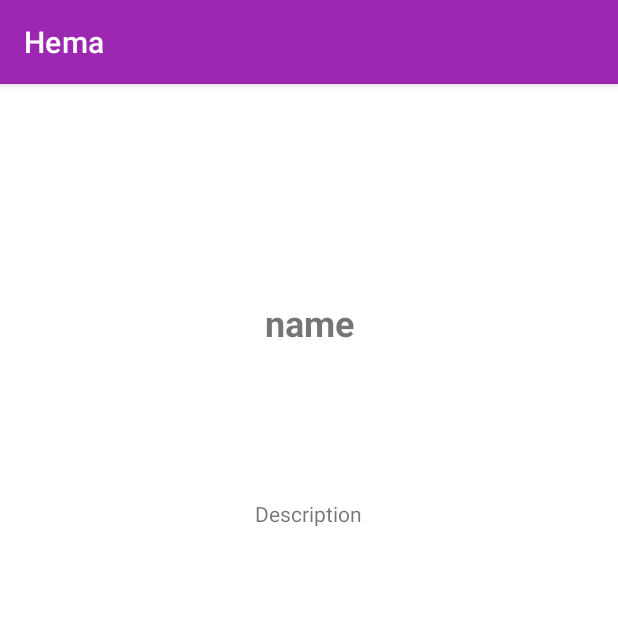
After one commit to hithamalbasheir/Hema, an Android app: the DetailsActivity screen opened directly, with no data from a screen before it, on a phone screen of 412 x 824 dp, the top half of it. The commit adds this screen. Run offline under Robolectric (Android 15) with nearby library versions, the phone set to English and light mode, and no system bars; network calls fail; 3 statements that could not run were skipped.

Commit message:
Now you can click on any item in the list and it should get you to a details screen and the news are queried using UAE top headlines, working fine yay xD

```diff
--- a/app/build.gradle
+++ b/app/build.gradle
@@ -53,6 +53,10 @@ dependencies {
     implementation 'com.squareup.retrofit2:retrofit:2.9.0'
     implementation 'com.squareup.retrofit2:converter-gson:2.9.0'
     implementation 'com.squareup.picasso:picasso:2.5.2'
+    def room_version = "2.3.0"
+    kapt("androidx.room:room-compiler:$room_version")
+    implementation("androidx.room:room-runtime:$room_version")
+    implementation "androidx.room:room-rxjava2:$room_version"
     implementation 'androidx.constraintlayout:constraintlayout:2.0.4'
     testImplementation 'junit:junit:4.13.2'
     androidTestImplementation 'androidx.test.ext:junit:1.1.3'
--- a/app/src/main/AndroidManifest.xml
+++ b/app/src/main/AndroidManifest.xml
@@ -1,7 +1,9 @@
 <?xml version="1.0" encoding="utf-8"?>
 <manifest xmlns:android="http://schemas.android.com/apk/res/android"
     package="com.example.hema">
-    <uses-permission android:name="android.permission.INTERNET"/>
+
+    <uses-permission android:name="android.permission.INTERNET" />
+
     <application
         android:name=".MyApplication"
         android:allowBackup="true"
@@ -10,6 +12,7 @@
         android:roundIcon="@mipmap/ic_launcher_round"
         android:supportsRtl="true"
         android:theme="@style/Theme.Hema">
+        <activity android:name=".presentation.DetailsActivity" />
         <activity android:name=".presentation.MainActivity">
             <intent-filter>
                 <action android:name="android.intent.action.MAIN" />
--- /dev/null
+++ b/app/src/main/java/com/example/hema/Credentials.kt
@@ -0,0 +1,3 @@
+package com.example.hema
+
+data class Credentials(val apiKey: String = "22d9c2c535dd4b0daf6a2d110e50f1d2")
--- a/app/src/main/java/com/example/hema/data/NewsRetrofitService.kt
+++ b/app/src/main/java/com/example/hema/data/NewsRetrofitService.kt
@@ -8,6 +8,6 @@ import retrofit2.http.Query
 import java.util.*
 
 interface NewsRetrofitService {
-    @GET("/v2/everything")
-    fun getNews(@Query("q") query: String,@Query("apiKey") api_key: String) : Observable<Response>
+    @GET("/v2/top-headlines")
+    fun getNews(@Query("country") country: String, @Query("apiKey") api_key: String) : Observable<Response>
 }
--- a/app/src/main/java/com/example/hema/domain/Repository.kt
+++ b/app/src/main/java/com/example/hema/domain/Repository.kt
@@ -8,6 +8,6 @@ import javax.inject.Inject
 
 class Repository @Inject constructor (private val newsRetrofitService: NewsRetrofitService) {
     fun getNews():Observable<Response>{
-        return newsRetrofitService.getNews("keyword","22d9c2c535dd4b0daf6a2d110e50f1d2")
+        return newsRetrofitService.getNews("ae","22d9c2c535dd4b0daf6a2d110e50f1d2")
     }
 }
--- a/app/src/main/java/com/example/hema/domain/model/News.kt
+++ b/app/src/main/java/com/example/hema/domain/model/News.kt
@@ -1,6 +1,7 @@
 package com.example.hema.domain.model
 
 import com.google.gson.annotations.SerializedName
+import java.io.Serializable
 
 data class News(
                 @SerializedName("source") var source : Source,
@@ -11,4 +12,4 @@ data class News(
                 @SerializedName("urlToImage") val urlToImage : String,
                 @SerializedName("publishedAt") val publishedAt : String,
                 @SerializedName("content") val content : String
-                )
+                ):Serializable
--- a/app/src/main/java/com/example/hema/domain/model/Source.kt
+++ b/app/src/main/java/com/example/hema/domain/model/Source.kt
@@ -1,8 +1,9 @@
 package com.example.hema.domain.model
 
 import com.google.gson.annotations.SerializedName
+import java.io.Serializable
 
 data class Source (
     @SerializedName("id") val id : String,
     @SerializedName("name") val name : String
-)
+): Serializable
--- /dev/null
+++ b/app/src/main/java/com/example/hema/presentation/DetailsActivity.kt
@@ -0,0 +1,21 @@
+package com.example.hema.presentation
+
+import androidx.appcompat.app.AppCompatActivity
+import android.os.Bundle
+import android.view.LayoutInflater
+import com.example.hema.R
+import com.example.hema.databinding.ActivityDetailsBinding
+import com.example.hema.databinding.ActivityMainBinding
+import com.example.hema.domain.model.News
+
+class DetailsActivity : AppCompatActivity() {
+    private lateinit var binding: ActivityDetailsBinding
+    override fun onCreate(savedInstanceState: Bundle?) {
+        super.onCreate(savedInstanceState)
+        binding = ActivityDetailsBinding.inflate(layoutInflater)
+        setContentView(binding.root)
+        val news = intent.getSerializableExtra("news") as News
+        binding.name.text = news.title
+        binding.description.text = news.description
+    }
+}
--- a/app/src/main/java/com/example/hema/presentation/viewmodel/NewsViewModel.kt
+++ b/app/src/main/java/com/example/hema/presentation/viewmodel/NewsViewModel.kt
@@ -30,4 +30,7 @@ class NewsViewModel @Inject constructor(private val repository: Repository, @IoS
                         it.message.toString())
             })
     }
+    fun onDestroy(){
+        compositeDisposable.dispose()
+    }
 }
--- /dev/null
+++ b/app/src/main/res/layout-land/activity_details.xml
@@ -0,0 +1,35 @@
+<?xml version="1.0" encoding="utf-8"?>
+<androidx.constraintlayout.widget.ConstraintLayout xmlns:android="http://schemas.android.com/apk/res/android"
+    xmlns:app="http://schemas.android.com/apk/res-auto"
+    xmlns:tools="http://schemas.android.com/tools"
+    android:layout_width="match_parent"
+    android:layout_height="match_parent"
+    tools:context=".presentation.DetailsActivity">
+
+    <TextView
+        android:id="@+id/name"
+        android:layout_width="wrap_content"
+        android:layout_height="wrap_content"
+        android:layout_margin="8dp"
+        android:padding="16dp"
+        android:text="@string/name"
+        android:textSize="24sp"
+        android:textStyle="bold"
+        app:layout_constraintBottom_toTopOf="@+id/description"
+        app:layout_constraintEnd_toEndOf="parent"
+        app:layout_constraintHorizontal_bias="0.503"
+        app:layout_constraintStart_toStartOf="parent"
+        app:layout_constraintTop_toTopOf="parent"
+        app:layout_constraintVertical_bias="0.609" />
+
+    <TextView
+        android:id="@+id/description"
+        android:layout_width="wrap_content"
+        android:layout_height="wrap_content"
+        android:layout_marginBottom="148dp"
+        android:padding="8dp"
+        android:text="@string/description"
+        app:layout_constraintBottom_toBottomOf="parent"
+        app:layout_constraintEnd_toEndOf="parent"
+        app:layout_constraintStart_toStartOf="parent" />
+</androidx.constraintlayout.widget.ConstraintLayout>
--- /dev/null
+++ b/app/src/main/res/layout/activity_details.xml
@@ -0,0 +1,36 @@
+<?xml version="1.0" encoding="utf-8"?>
+<androidx.constraintlayout.widget.ConstraintLayout xmlns:android="http://schemas.android.com/apk/res/android"
+    xmlns:app="http://schemas.android.com/apk/res-auto"
+    xmlns:tools="http://schemas.android.com/tools"
+    android:layout_width="match_parent"
+    android:layout_height="match_parent"
+    tools:context=".presentation.DetailsActivity">
+
+    <TextView
+        android:id="@+id/name"
+        android:layout_width="wrap_content"
+        android:layout_height="wrap_content"
+        android:layout_margin="8dp"
+        android:padding="16dp"
+        android:text="@string/name"
+        android:textSize="24sp"
+        android:textStyle="bold"
+        app:layout_constraintBottom_toTopOf="@+id/description"
+        app:layout_constraintEnd_toEndOf="parent"
+        app:layout_constraintHorizontal_bias="0.501"
+        app:layout_constraintStart_toStartOf="parent"
+        app:layout_constraintTop_toTopOf="parent"
+        app:layout_constraintVertical_bias="0.63" />
+
+    <TextView
+        android:id="@+id/description"
+        android:layout_width="wrap_content"
+        android:layout_height="wrap_content"
+        android:padding="8dp"
+        android:layout_marginBottom="464dp"
+        android:text="@string/description"
+        app:layout_constraintBottom_toBottomOf="parent"
+        app:layout_constraintEnd_toEndOf="parent"
+        app:layout_constraintHorizontal_bias="0.498"
+        app:layout_constraintStart_toStartOf="parent" />
+</androidx.constraintlayout.widget.ConstraintLayout>
--- a/app/src/main/res/values/strings.xml
+++ b/app/src/main/res/values/strings.xml
@@ -3,4 +3,6 @@
     <string name="idk">idk</string>
     <string name="title">title</string>
     <string name="news_image">news image</string>
+    <string name="description">Description</string>
+    <string name="name">name</string>
 </resources>
```
Also changed, not shown: app/src/main/java/com/example/hema/presentation/MainActivity.kt (+12 -4 lines), app/src/main/java/com/example/hema/presentation/RecyclerAdapter.kt (+14 -4 lines).
